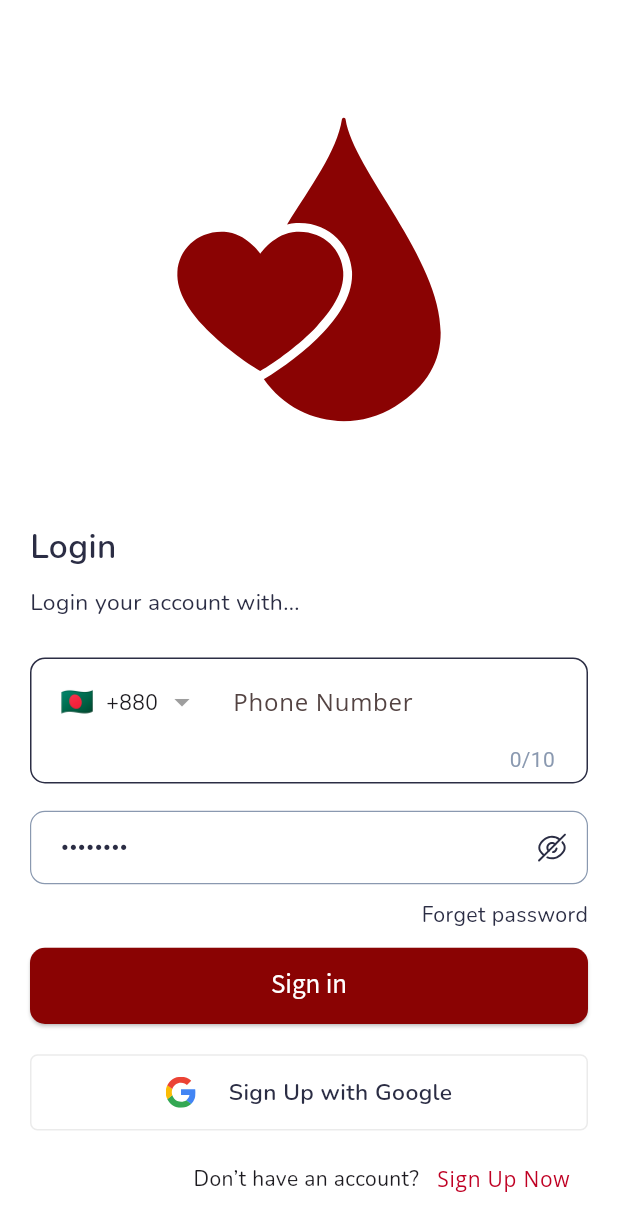
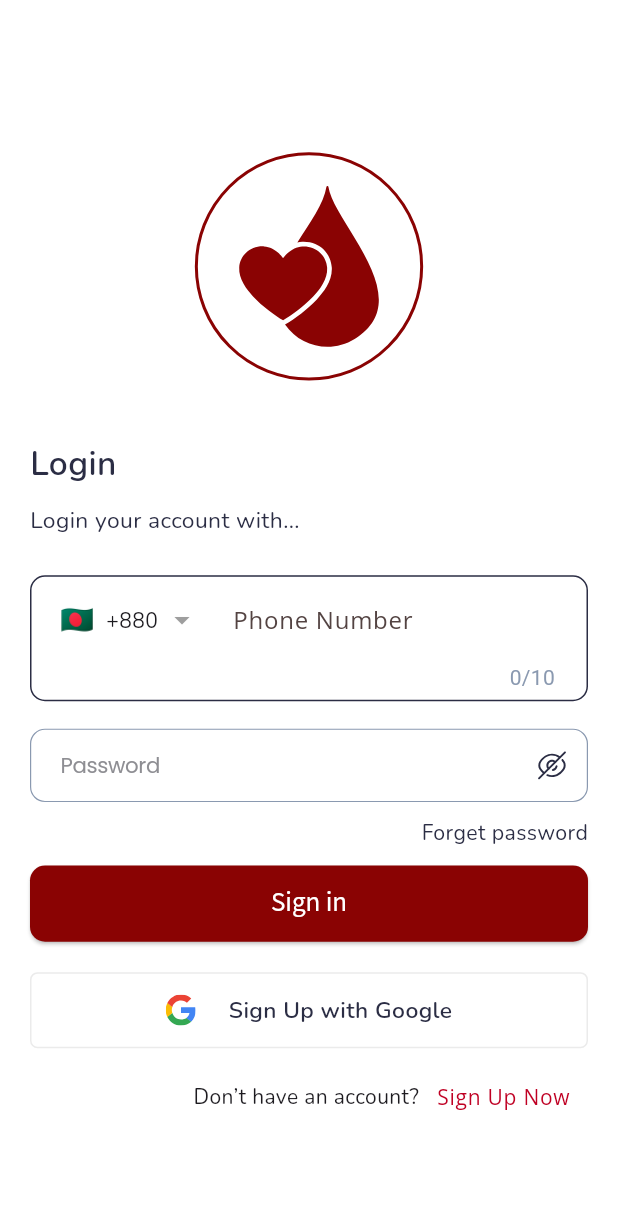
Before and after one commit to HasanMasrur/blood-search-app, a Flutter app: the screen it shows after launch, on a phone screen of 412 x 824 dp. Shown: the top 1231 px of the screen. Run offline on Flutter 3.47's test engine with Material 3 defaults, Android fonts, the phone set to English and light mode, and no system bars; drawn by our look-alikes of intl_phone_field; our stand-ins replace equatable, flutter_animate, flutter_bloc, flutter_screenutil, flutter_svg, get_it and 2 more; project files that could hold a hidden picture were left out.

Commit message:
login screen logo border add

```diff
--- a/lib/core/widgets/custom_button.dart
+++ b/lib/core/widgets/custom_button.dart
@@ -1,15 +1,11 @@
 import 'package:bloodsearchapp/config/const/app/app_colors.dart';
-import 'package:bloodsearchapp/config/ulilities/extensions/context_extensions.dart';
 import 'package:flutter/material.dart';
 import 'package:flutter_screenutil/flutter_screenutil.dart';
-import 'package:flutter_svg/svg.dart';
 
 class CustomButton extends StatelessWidget {
   const CustomButton({super.key, required this.title, this.onPressed});
   final String title;
-
   final void Function()? onPressed;
-
   @override
   Widget build(BuildContext context) {
     return SizedBox(
--- a/lib/features/auth/presentation/pages/login_screen.dart
+++ b/lib/features/auth/presentation/pages/login_screen.dart
@@ -23,8 +23,7 @@ class LoginScreen extends StatefulWidget {
 class LoginScreenState extends State<LoginScreen> {
   final GlobalKey<FormState> formKey = GlobalKey<FormState>();
   late TextEditingController phoneCNT = TextEditingController(text: '');
-  final TextEditingController password =
-      TextEditingController(text: "password");
+  final TextEditingController password = TextEditingController(text: "");
 
   TextEditingController email = TextEditingController(text: "");
   final isPasswordVisible = ValueNotifier(true);
@@ -48,24 +47,29 @@ class LoginScreenState extends State<LoginScreen> {
     return Scaffold(
       backgroundColor: context.isDarkMode ? AppColors.black : AppColors.white,
       //CupertinoColors.systemGroupedBackground,
-      body: Column(
+      body: SingleChildScrollView(
+        child: Column(
           mainAxisAlignment: MainAxisAlignment.center,
           crossAxisAlignment: CrossAxisAlignment.center,
           children: [
-          50.verticalSpace,
-          Expanded(
-            flex: 5,
+            100.verticalSpace,
+            Container(
+              height: 150.h,
+              padding: EdgeInsets.all(20.h), // Adjust the padding as needed
+              decoration: BoxDecoration(
+                shape: BoxShape.circle, // Makes the container circular
+                border: Border.all(
+                  color: AppColors.primary,
+                  width: 2.0, // Border width
+                ),
+              ),
               child: SvgPicture.asset(
                 AppAssets.bloodLogo,
                 colorFilter:
                     const ColorFilter.mode(AppColors.primary, BlendMode.srcIn),
-              height: 200.h,
               ),
             ),
-          Expanded(
-              flex: 10,
-              child: SingleChildScrollView(
-                child: Padding(
+            Padding(
               padding: const EdgeInsets.all(20.0),
               child: Form(
                 key: formKey,
@@ -118,8 +122,7 @@ class LoginScreenState extends State<LoginScreen> {
                         },
                         style: GoogleFonts.poppins(
                           fontStyle: FontStyle.normal,
-                              textStyle:
-                                  Theme.of(context).textTheme.displayLarge,
+                          textStyle: Theme.of(context).textTheme.displayLarge,
                           fontSize: 13.h,
                           fontWeight: FontWeight.w600,
                           color: context.isDarkMode
@@ -152,8 +155,7 @@ class LoginScreenState extends State<LoginScreen> {
                           // ),
                           errorStyle: GoogleFonts.poppins(
                             fontStyle: FontStyle.normal,
-                                textStyle:
-                                    Theme.of(context).textTheme.displayLarge,
+                            textStyle: Theme.of(context).textTheme.displayLarge,
                             color: const Color(0xff474747),
                             fontSize: 10,
                             fontWeight: FontWeight.w600,
@@ -173,9 +175,8 @@ class LoginScreenState extends State<LoginScreen> {
                         builder: (context, isVisible, widget) {
                           return InputFieldWidget(
                             sufixIconview: true,
-                                prefixIconview: password.value.text.isNotEmpty
-                                    ? false
-                                    : false,
+                            prefixIconview:
+                                password.value.text.isNotEmpty ? false : false,
                             suffixlogo: AppAssets.passwordEye,
                             lable: "Password",
                             hintTitle: "Password",
@@ -240,9 +241,9 @@ class LoginScreenState extends State<LoginScreen> {
                   ],
                 ),
               ),
+            )
+          ],
         ),
-              ))
-        ],
       ),
     );
   }
```
Lines whose indentation alone changed are shown as unchanged.
